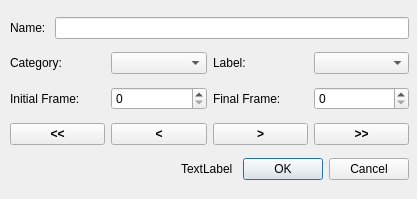
Above: modules/app/dialogframebased.ui from smartsenselab/SSAT before the change. Below: the same form after it.
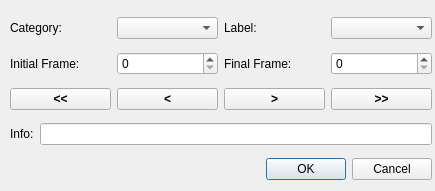
That is the form after the change.

Diff of the .ui file:
```diff
--- a/modules/app/dialogframebased.ui
+++ b/modules/app/dialogframebased.ui
@@ -6,8 +6,8 @@
    <rect>
     <x>0</x>
     <y>0</y>
-    <width>417</width>
-    <height>199</height>
+    <width>435</width>
+    <height>191</height>
    </rect>
   </property>
   <property name="windowTitle">
@@ -18,26 +18,12 @@
     <rect>
      <x>10</x>
      <y>10</y>
-     <width>399</width>
+     <width>422</width>
      <height>181</height>
     </rect>
    </property>
    <layout class="QGridLayout" name="gridLayout">
     <item row="0" column="0">
-     <layout class="QHBoxLayout" name="horizontalLayout_3">
-      <item>
-       <widget class="QLabel" name="labelName">
-        <property name="text">
-         <string>Name: </string>
-        </property>
-       </widget>
-      </item>
-      <item>
-       <widget class="QLineEdit" name="lineEditName"/>
-      </item>
-     </layout>
-    </item>
-    <item row="1" column="0">
      <layout class="QHBoxLayout" name="horizontalLayout_2">
       <item>
        <widget class="QLabel" name="labelCategory">
@@ -61,7 +47,7 @@
       </item>
      </layout>
     </item>
-    <item row="2" column="0">
+    <item row="1" column="0">
      <layout class="QHBoxLayout" name="horizontalLayout_1">
       <item>
        <widget class="QLabel" name="labelInitialFrame">
@@ -93,7 +79,7 @@
       </item>
      </layout>
     </item>
-    <item row="3" column="0">
+    <item row="2" column="0">
      <layout class="QHBoxLayout" name="horizontalLayout_4">
       <item>
        <widget class="QPushButton" name="buttonRewindF">
@@ -164,13 +150,6 @@
         </property>
        </spacer>
       </item>
-      <item>
-       <widget class="QLabel" name="label">
-        <property name="text">
-         <string>TextLabel</string>
-        </property>
-       </widget>
-      </item>
       <item>
        <widget class="QDialogButtonBox" name="buttonBox">
         <property name="orientation">
@@ -183,6 +162,24 @@
       </item>
      </layout>
     </item>
+    <item row="3" column="0">
+     <layout class="QHBoxLayout" name="horizontalLayout_3">
+      <item>
+       <widget class="QLabel" name="labelName">
+        <property name="text">
+         <string>Info:</string>
+        </property>
+       </widget>
+      </item>
+      <item>
+       <widget class="QLineEdit" name="lineEditName">
+        <property name="text">
+         <string/>
+        </property>
+       </widget>
+      </item>
+     </layout>
+    </item>
    </layout>
   </widget>
  </widget>
```
Left out of the diff: 6 changed lines with no effect on the pictures.
